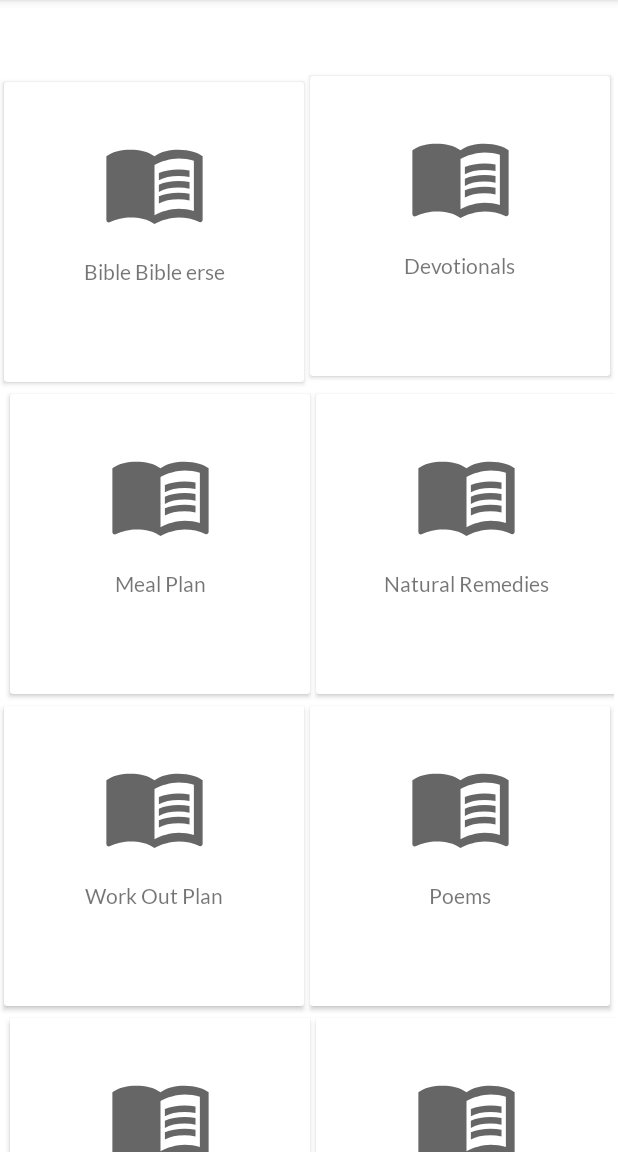
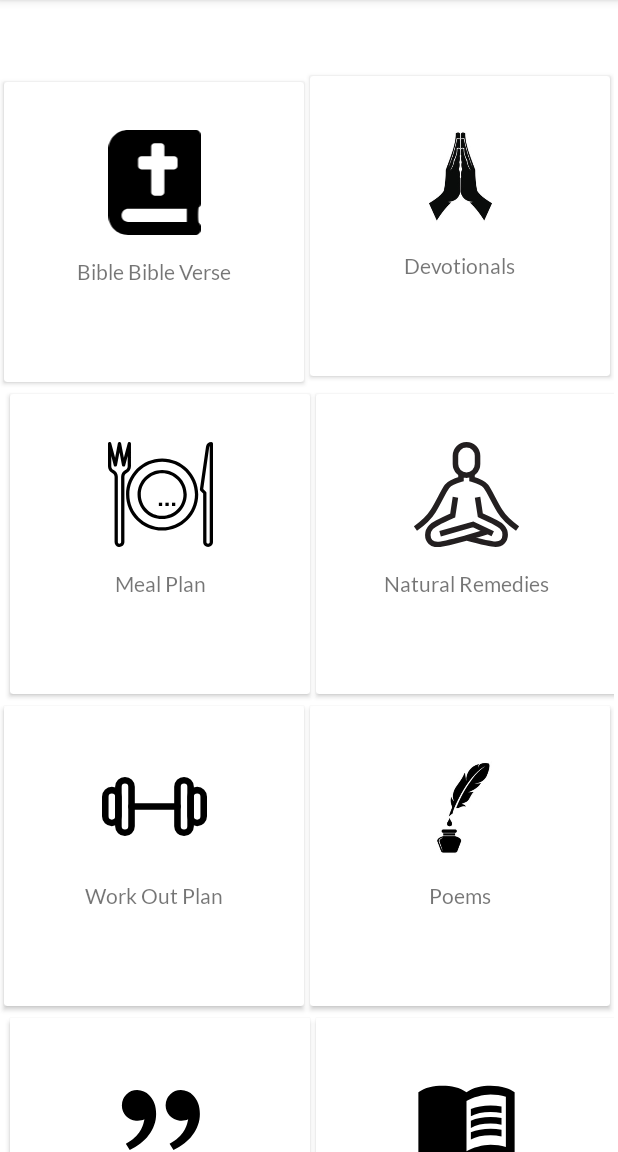
Before and after one commit to Bnanyingi/LifestyleApp, an Android app: the HomeFragment screen opened directly, with no data from a screen before it, on a phone screen of 412 x 824 dp, the part 84-1236 px from its top. Run offline under Robolectric (Android 15) with nearby library versions, the phone set to English and light mode, and no system bars; our stand-ins replace Firebase (no records; nobody signed in at launch, a user with empty details on screens opened directly), navigation-ui.

Commit message:
Add icons to home screen

```diff
--- /dev/null
+++ b/app/src/main/res/drawable/ic_bible_icon.xml
@@ -0,0 +1,4 @@
+<vector android:height="27.428572dp" android:viewportHeight="512"
+    android:viewportWidth="448" android:width="24dp" xmlns:android="http://schemas.android.com/apk/res/android">
+    <path android:fillColor="#FF000000" android:pathData="M448,358.4L448,25.6c0,-16 -9.6,-25.6 -25.6,-25.6L96,0C41.6,0 0,41.6 0,96v320c0,54.4 41.6,96 96,96h326.4c12.8,0 25.6,-9.6 25.6,-25.6v-16c0,-6.4 -3.2,-12.8 -9.6,-19.2 -3.2,-16 -3.2,-60.8 0,-73.6 6.4,-3.2 9.6,-9.6 9.6,-19.2zM144,144c0,-8.84 7.16,-16 16,-16h48L208,80c0,-8.84 7.16,-16 16,-16h32c8.84,0 16,7.16 16,16v48h48c8.84,0 16,7.16 16,16v32c0,8.84 -7.16,16 -16,16h-48v112c0,8.84 -7.16,16 -16,16h-32c-8.84,0 -16,-7.16 -16,-16L208,192h-48c-8.84,0 -16,-7.16 -16,-16v-32zM380.8,448L96,448c-19.2,0 -32,-12.8 -32,-32s16,-32 32,-32h284.8v64z"/>
+</vector>
--- /dev/null
+++ b/app/src/main/res/drawable/ic_google.xml
@@ -0,0 +1,15 @@
+<vector android:height="24.51064dp" android:viewportHeight="48"
+    android:viewportWidth="47" android:width="24dp" xmlns:android="http://schemas.android.com/apk/res/android">
+    <path android:fillColor="#FBBC05" android:fillType="evenOdd"
+        android:pathData="M9.8273,24C9.8273,22.4757 10.0804,21.0144 10.5323,19.6437L2.6235,13.6043C1.0821,16.7339 0.2136,20.2603 0.2136,24C0.2136,27.7365 1.081,31.2608 2.6202,34.3883L10.5248,28.3371C10.0772,26.9728 9.8273,25.5168 9.8273,24"
+        android:strokeColor="#00000000" android:strokeWidth="1"/>
+    <path android:fillColor="#EA4335" android:fillType="evenOdd"
+        android:pathData="M23.7136,10.1333C27.025,10.1333 30.0159,11.3067 32.3659,13.2267L39.2023,6.4C35.0364,2.7733 29.6955,0.5333 23.7136,0.5333C14.4269,0.5333 6.4454,5.8443 2.6235,13.6043L10.5323,19.6437C12.3546,14.112 17.5492,10.1333 23.7136,10.1333"
+        android:strokeColor="#00000000" android:strokeWidth="1"/>
+    <path android:fillColor="#34A853" android:fillType="evenOdd"
+        android:pathData="M23.7136,37.8667C17.5492,37.8667 12.3546,33.888 10.5323,28.3563L2.6235,34.3947C6.4454,42.1557 14.4269,47.4667 23.7136,47.4667C29.4455,47.4667 34.9178,45.4315 39.025,41.6181L31.5178,35.8144C29.3996,37.1488 26.7323,37.8667 23.7136,37.8667"
+        android:strokeColor="#00000000" android:strokeWidth="1"/>
+    <path android:fillColor="#4285F4" android:fillType="evenOdd"
+        android:pathData="M46.1455,24C46.1455,22.6133 45.9318,21.12 45.6114,19.7333L23.7136,19.7333L23.7136,28.8L36.3182,28.8C35.688,31.8912 33.9725,34.2677 31.5178,35.8144L39.025,41.6181C43.3393,37.6139 46.1455,31.6491 46.1455,24"
+        android:strokeColor="#00000000" android:strokeWidth="1"/>
+</vector>
--- /dev/null
+++ b/app/src/main/res/drawable/ic_gym.xml
@@ -0,0 +1,22 @@
+<vector android:height="24dp" android:viewportHeight="32"
+    android:viewportWidth="32" android:width="24dp" xmlns:android="http://schemas.android.com/apk/res/android">
+    <path android:fillColor="#00000000"
+        android:pathData="M7,24L7,24c-1.1,0 -2,-0.9 -2,-2V10c0,-1.1 0.9,-2 2,-2h0c1.1,0 2,0.9 2,2v12C9,23.1 8.1,24 7,24z"
+        android:strokeColor="#000000" android:strokeLineCap="round"
+        android:strokeLineJoin="round" android:strokeWidth="2"/>
+    <path android:fillColor="#00000000"
+        android:pathData="M3,21L3,21c-1.1,0 -2,-0.9 -2,-2v-6c0,-1.1 0.9,-2 2,-2h0c1.1,0 2,0.9 2,2v6C5,20.1 4.1,21 3,21z"
+        android:strokeColor="#000000" android:strokeLineCap="round"
+        android:strokeLineJoin="round" android:strokeWidth="2"/>
+    <path android:fillColor="#00000000"
+        android:pathData="M25,8L25,8c1.1,0 2,0.9 2,2v12c0,1.1 -0.9,2 -2,2h0c-1.1,0 -2,-0.9 -2,-2V10C23,8.9 23.9,8 25,8z"
+        android:strokeColor="#000000" android:strokeLineCap="round"
+        android:strokeLineJoin="round" android:strokeWidth="2"/>
+    <path android:fillColor="#00000000"
+        android:pathData="M29,11L29,11c1.1,0 2,0.9 2,2v6c0,1.1 -0.9,2 -2,2h0c-1.1,0 -2,-0.9 -2,-2v-6C27,11.9 27.9,11 29,11z"
+        android:strokeColor="#000000" android:strokeLineCap="round"
+        android:strokeLineJoin="round" android:strokeWidth="2"/>
+    <path android:fillColor="#00000000" android:pathData="M9,16L23,16"
+        android:strokeColor="#000000" android:strokeLineCap="round"
+        android:strokeLineJoin="round" android:strokeWidth="2"/>
+</vector>
--- /dev/null
+++ b/app/src/main/res/drawable/ic_meals.xml
@@ -0,0 +1,10 @@
+<vector android:height="24.000376dp" android:viewportHeight="64.001"
+    android:viewportWidth="64" android:width="24dp" xmlns:android="http://schemas.android.com/apk/res/android">
+    <path android:fillColor="#FF000000" android:pathData="M33,17.001c-8.271,0 -15,6.729 -15,15s6.729,15 15,15s15,-6.729 15,-15S41.271,17.001 33,17.001zM33,45.001c-7.168,0 -13,-5.832 -13,-13s5.832,-13 13,-13s13,5.832 13,13S40.168,45.001 33,45.001z"/>
+    <path android:fillColor="#FF000000" android:pathData="M33,10.001c-12.131,0 -22,9.869 -22,22s9.869,22 22,22s22,-9.869 22,-22S45.131,10.001 33,10.001zM33,52.001c-11.028,0 -20,-8.972 -20,-20s8.972,-20 20,-20s20,8.972 20,20S44.028,52.001 33,52.001z"/>
+    <path android:fillColor="#FF000000" android:pathData="M63,0.001c-1.635,0 -3.042,1.22 -3.272,2.838l-3.717,26.02c-0.044,0.311 0.06,0.625 0.281,0.847L58,31.421v29.579c0,1.654 1.346,3 3,3s3,-1.346 3,-3v-60C64,0.448 63.552,0.001 63,0.001zM62,61.001c0,0.551 -0.449,1 -1,1s-1,-0.449 -1,-1V31.008c0,-0.265 -0.105,-0.518 -0.292,-0.706l-1.648,-1.655l3.646,-25.526c0.036,-0.247 0.14,-0.471 0.293,-0.652V61.001z"/>
+    <path android:fillColor="#FF000000" android:pathData="M14,14.764V1.001c0,-0.501 -0.372,-0.926 -0.869,-0.991c-0.499,-0.068 -0.966,0.246 -1.097,0.731L9.663,9.55L7.982,0.812C7.892,0.341 7.479,0.001 7,0.001s-0.892,0.34 -0.982,0.811L4.337,9.55l-2.372,-8.81C1.834,0.255 1.364,-0.058 0.869,0.009C0.372,0.075 0,0.499 0,1.001v13.764c0,1.761 0.978,3.343 2.553,4.131C3.445,19.341 4,20.239 4,21.237v39.657c0,1.516 1.076,2.834 2.503,3.066C6.667,63.987 6.832,64 6.995,64c0.711,0 1.402,-0.249 1.948,-0.714C9.615,62.715 10,61.882 10,61.001V21.237c0,-0.998 0.555,-1.896 1.447,-2.342C13.022,18.107 14,16.525 14,14.764zM10.553,17.106C8.978,17.894 8,19.476 8,21.237v39.764c0,0.294 -0.128,0.572 -0.353,0.762c-0.228,0.193 -0.52,0.271 -0.823,0.224C6.362,61.911 6,61.431 6,60.894V21.237c0,-1.761 -0.978,-3.343 -2.553,-4.131C2.555,16.66 2,15.762 2,14.764V8.562l1.534,5.699c0.121,0.45 0.527,0.744 1.002,0.74c0.465,-0.017 0.857,-0.353 0.945,-0.811L7,6.296l1.518,7.894c0.088,0.458 0.48,0.793 0.945,0.811c0.464,0.007 0.881,-0.29 1.002,-0.74L12,8.562v6.203C12,15.762 11.445,16.66 10.553,17.106z"/>
+    <path android:fillColor="#FF000000" android:pathData="M31,37.001h2v2h-2z"/>
+    <path android:fillColor="#FF000000" android:pathData="M35,37.001h2v2h-2z"/>
+    <path android:fillColor="#FF000000" android:pathData="M39,37.001h2v2h-2z"/>
+</vector>
--- /dev/null
+++ b/app/src/main/res/drawable/ic_meditation.xml
@@ -0,0 +1,6 @@
+<vector android:height="24dp" android:viewportHeight="38"
+    android:viewportWidth="38" android:width="24dp" xmlns:android="http://schemas.android.com/apk/res/android">
+    <path android:fillColor="#00000000"
+        android:pathData="M23,8c0,2.209 -1.791,4 -4,4s-4,-1.791 -4,-4c0,-0.732 0,-2.268 0,-3c0,-2.209 1.791,-4 4,-4s4,1.791 4,4C23,5.732 23,7.268 23,8zM28.496,33.194l-7.113,-3.401L9.438,33.194M15,20l-1.002,6.624c0,0 -3.892,1.753 -5.482,2.581C6.925,30.036 5,31.096 5,33.688c0,2.063 1.483,3.396 3.483,3.396S15,35.794 19,34.714c4,-1.081 7.806,-2.328 7.806,-2.328M19,34.714C23,35.794 27.517,37 29.517,37S33,35.667 33,33.604c0,-2.592 -1.925,-3.666 -3.516,-4.496c-1.591,-0.828 -5.482,-2.608 -5.482,-2.608L23,20M0.503,31.318c0,0 4.435,-3.147 6.435,-6.366S10.856,17.396 12,16s5,-2.552 5,-2.552v-1.986M21,11.462v1.986c0,0 3.855,1.156 5,2.552c1.144,1.396 3.062,5.733 5.062,8.952s6.435,6.366 6.435,6.366"
+        android:strokeColor="#231F20" android:strokeWidth="2"/>
+</vector>
--- /dev/null
+++ b/app/src/main/res/drawable/ic_quotes.xml
@@ -0,0 +1,9 @@
+<vector xmlns:android="http://schemas.android.com/apk/res/android"
+    android:width="24dp"
+    android:height="24dp"
+    android:viewportWidth="24"
+    android:viewportHeight="24">
+  <path
+      android:pathData="M19.417,6.679C20.447,7.773 21,9 21,10.989c0,3.5 -2.457,6.637 -6.03,8.188l-0.893,-1.378c3.335,-1.804 3.987,-4.145 4.247,-5.621 -0.537,0.278 -1.24,0.375 -1.929,0.311 -1.804,-0.167 -3.226,-1.648 -3.226,-3.489a3.5,3.5 0,0 1,3.5 -3.5c1.073,0 2.099,0.49 2.748,1.179zM9.417,6.679C10.447,7.773 11,9 11,10.989c0,3.5 -2.457,6.637 -6.03,8.188l-0.893,-1.378c3.335,-1.804 3.987,-4.145 4.247,-5.621 -0.537,0.278 -1.24,0.375 -1.929,0.311C4.591,12.322 3.17,10.841 3.17,9a3.5,3.5 0,0 1,3.5 -3.5c1.073,0 2.099,0.49 2.748,1.179z"
+      android:fillColor="#000"/>
+</vector>
--- /dev/null
+++ b/app/src/main/res/drawable/ic_twitter.xml
@@ -0,0 +1,4 @@
+<vector android:height="24dp" android:viewportHeight="512"
+    android:viewportWidth="512" android:width="24dp" xmlns:android="http://schemas.android.com/apk/res/android">
+    <path android:fillColor="#03A9F4" android:pathData="M512,97.248c-19.04,8.352 -39.328,13.888 -60.48,16.576c21.76,-12.992 38.368,-33.408 46.176,-58.016c-20.288,12.096 -42.688,20.64 -66.56,25.408C411.872,60.704 384.416,48 354.464,48c-58.112,0 -104.896,47.168 -104.896,104.992c0,8.32 0.704,16.32 2.432,23.936c-87.264,-4.256 -164.48,-46.08 -216.352,-109.792c-9.056,15.712 -14.368,33.696 -14.368,53.056c0,36.352 18.72,68.576 46.624,87.232c-16.864,-0.32 -33.408,-5.216 -47.424,-12.928c0,0.32 0,0.736 0,1.152c0,51.008 36.384,93.376 84.096,103.136c-8.544,2.336 -17.856,3.456 -27.52,3.456c-6.72,0 -13.504,-0.384 -19.872,-1.792c13.6,41.568 52.192,72.128 98.08,73.12c-35.712,27.936 -81.056,44.768 -130.144,44.768c-8.608,0 -16.864,-0.384 -25.12,-1.44C46.496,446.88 101.6,464 161.024,464c193.152,0 298.752,-160 298.752,-298.688c0,-4.64 -0.16,-9.12 -0.384,-13.568C480.224,136.96 497.728,118.496 512,97.248z"/>
+</vector>
--- a/app/src/main/res/layout/fragment_home.xml
+++ b/app/src/main/res/layout/fragment_home.xml
@@ -34,7 +34,7 @@
                     android:layout_width="70dp"
                     android:layout_height="70dp"
                     android:layout_marginTop="32dp"
-                    android:src="@drawable/ic_bible"
+                    android:src="@drawable/ic_quotes"
                     app:layout_constraintEnd_toEndOf="parent"
                     app:layout_constraintStart_toStartOf="parent"
                     app:layout_constraintTop_toTopOf="parent" />
@@ -75,7 +75,7 @@
                     android:layout_width="70dp"
                     android:layout_height="70dp"
                     android:layout_marginTop="32dp"
-                    android:src="@drawable/ic_bible"
+                    android:src="@drawable/ic_bible_icon"
                     app:layout_constraintEnd_toEndOf="parent"
                     app:layout_constraintStart_toStartOf="parent"
                     app:layout_constraintTop_toTopOf="parent" />
@@ -85,7 +85,7 @@
                     android:layout_width="wrap_content"
                     android:layout_height="wrap_content"
                     android:layout_marginTop="16dp"
-                    android:text="Bible Bible erse"
+                    android:text="Bible Bible Verse"
                     app:layout_constraintEnd_toEndOf="parent"
                     app:layout_constraintStart_toStartOf="parent"
                     app:layout_constraintTop_toBottomOf="@+id/imageView" />
@@ -117,7 +117,7 @@
                     android:layout_width="70dp"
                     android:layout_height="70dp"
                     android:layout_marginTop="32dp"
-                    android:src="@drawable/ic_bible"
+                    android:src="@drawable/pray"
                     app:layout_constraintEnd_toEndOf="parent"
                     app:layout_constraintStart_toStartOf="parent"
                     app:layout_constraintTop_toTopOf="parent" />
@@ -158,7 +158,7 @@
                     android:layout_width="70dp"
                     android:layout_height="70dp"
                     android:layout_marginTop="32dp"
-                    android:src="@drawable/ic_bible"
+                    android:src="@drawable/ic_meals"
                     app:layout_constraintEnd_toEndOf="parent"
                     app:layout_constraintStart_toStartOf="parent"
                     app:layout_constraintTop_toTopOf="parent" />
@@ -197,7 +197,7 @@
                     android:layout_width="70dp"
                     android:layout_height="70dp"
                     android:layout_marginTop="32dp"
-                    android:src="@drawable/ic_bible"
+                    android:src="@drawable/ic_meditation"
                     app:layout_constraintEnd_toEndOf="parent"
                     app:layout_constraintStart_toStartOf="parent"
                     app:layout_constraintTop_toTopOf="parent" />
@@ -238,7 +238,7 @@
                     android:layout_width="70dp"
                     android:layout_height="70dp"
                     android:layout_marginTop="32dp"
-                    android:src="@drawable/ic_bible"
+                    android:src="@drawable/poem"
                     app:layout_constraintEnd_toEndOf="parent"
                     app:layout_constraintStart_toStartOf="parent"
                     app:layout_constraintTop_toTopOf="parent" />
@@ -279,7 +279,7 @@
                     android:layout_width="70dp"
                     android:layout_height="70dp"
                     android:layout_marginTop="32dp"
-                    android:src="@drawable/ic_bible"
+                    android:src="@drawable/ic_gym"
                     app:layout_constraintEnd_toEndOf="parent"
                     app:layout_constraintStart_toStartOf="parent"
                     app:layout_constraintTop_toTopOf="parent" />
@@ -322,7 +322,8 @@
                     android:src="@drawable/ic_bible"
                     app:layout_constraintEnd_toEndOf="parent"
                     app:layout_constraintStart_toStartOf="parent"
-                    app:layout_constraintTop_toTopOf="parent" />
+                    app:layout_constraintTop_toTopOf="parent"
+                    app:tint="@color/black" />
 
                 <TextView
                     android:id="@+id/textView14"
```
Also changed, not shown: app/src/main/res/drawable/poem.jpg (added), app/src/main/res/drawable/pray.jpg (added).
